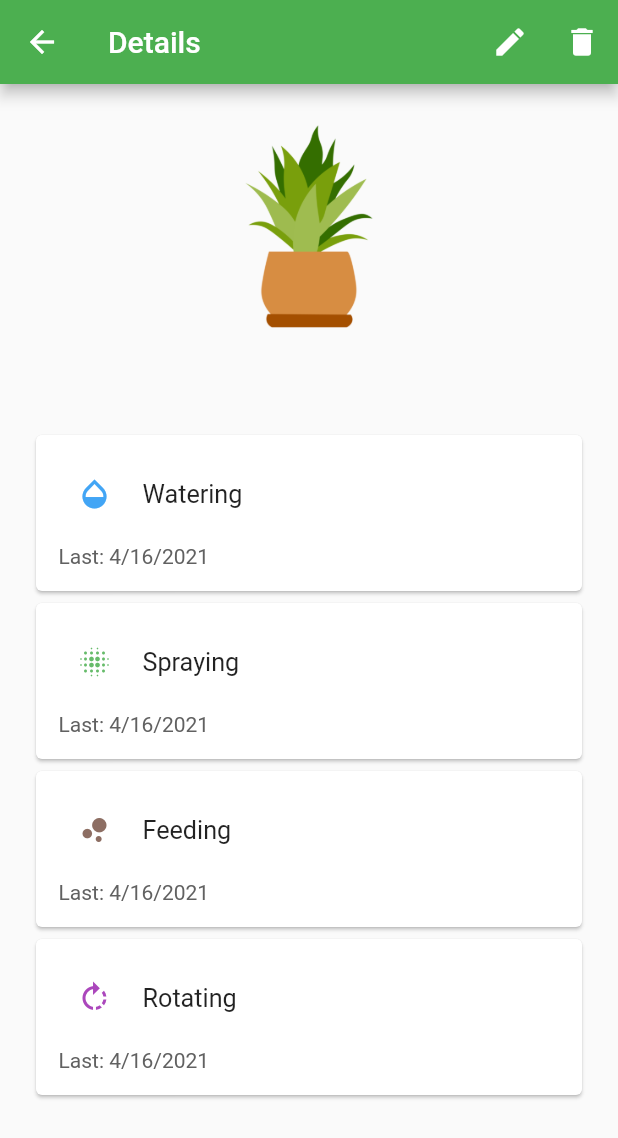
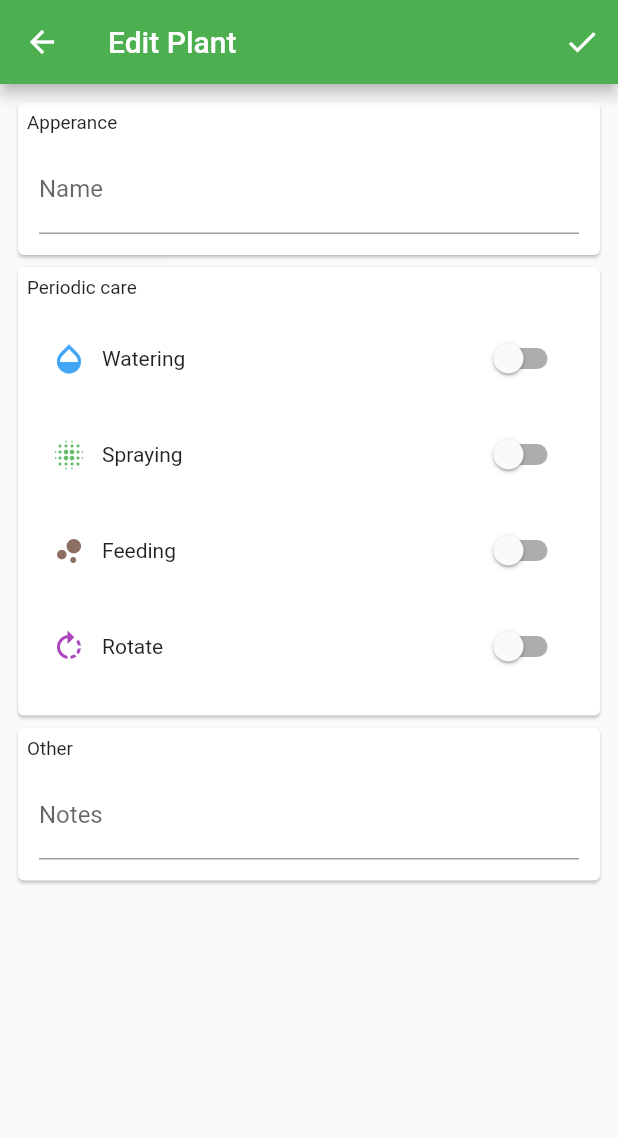
Before and after one commit to micro-bc/plant, a Flutter app: the PlantDetailsPage screen opened directly, after a tap on the "edit" icon, on a phone screen of 412 x 824 dp. Shown: the top 1138 px of the screen. Run offline on Flutter 3.47's test engine with Material 2 defaults, Android fonts, the phone set to English and light mode, and no system bars; our stand-ins replace equatable, flutter_local_notifications, localstorage.

Commit message:
Add edit plant page Move plant form to components

```diff
--- /dev/null
+++ b/lib/components/plant_form.dart
@@ -0,0 +1,111 @@
+import 'package:flutter/material.dart';
+import 'package:plant/models/plant.dart';
+import 'package:plant/utils/care_icons.dart';
+import 'package:provider/provider.dart';
+
+import 'care_input.dart';
+
+class PlantForm extends StatelessWidget {
+  @override
+  Widget build(BuildContext context) => Form(
+        child: Consumer<PlantModel>(
+          builder: (context, plant, child) => ListView(
+            padding: const EdgeInsets.all(8.0),
+            children: [
+              _FormGroup(
+                title: 'Apperance',
+                children: [
+                  TextFormField(
+                    decoration: const InputDecoration(
+                      labelText: 'Name',
+                      hintText: 'My plant',
+                    ),
+                    initialValue: plant.name,
+                    onChanged: (value) => plant.name = value,
+                    validator: (value) {
+                      if (value!.isEmpty) return 'Name cannot be empty!';
+                    },
+                  )
+                ],
+              ),
+              _FormGroup(
+                title: 'Periodic care',
+                children: [
+                  CareInput(
+                    careModel: plant.watering,
+                    leading: Icon(
+                      CareIcons.water,
+                      color: Colors.blue[400],
+                    ),
+                    name: 'Watering',
+                  ),
+                  CareInput(
+                    careModel: plant.spraying,
+                    leading: Icon(
+                      CareIcons.spray,
+                      color: Colors.green[400],
+                    ),
+                    name: 'Spraying',
+                  ),
+                  CareInput(
+                    careModel: plant.feeding,
+                    leading: Icon(
+                      CareIcons.feed,
+                      color: Colors.brown[400],
+                    ),
+                    name: 'Feeding',
+                  ),
+                  CareInput(
+                    careModel: plant.rotating,
+                    leading: Icon(
+                      CareIcons.rotate,
+                      color: Colors.purple[400],
+                    ),
+                    name: 'Rotate',
+                  ),
+                ],
+              ),
+              _FormGroup(
+                title: 'Other',
+                children: [
+                  TextFormField(
+                    decoration: const InputDecoration(labelText: 'Notes'),
+                    maxLines: null,
+                    initialValue: plant.notes,
+                    onChanged: (value) => plant.notes = value,
+                  ),
+                ],
+              ),
+            ],
+          ),
+        ),
+      );
+}
+
+class _FormGroup extends StatelessWidget {
+  final String title;
+  final List<Widget> children;
+
+  const _FormGroup({
+    Key? key,
+    required this.title,
+    this.children = const <Widget>[],
+  }) : super(key: key);
+
+  @override
+  Widget build(BuildContext context) => Card(
+        child: Container(
+          padding: const EdgeInsets.all(6.0),
+          child: Column(
+            crossAxisAlignment: CrossAxisAlignment.start,
+            children: [
+              Text(title, textScaleFactor: 0.9),
+              Padding(
+                padding: const EdgeInsets.all(8.0),
+                child: Column(children: children),
+              ),
+            ],
+          ),
+        ),
+      );
+}
--- a/lib/main.dart
+++ b/lib/main.dart
@@ -2,6 +2,7 @@ import 'package:flutter/material.dart';
 import 'package:plant/models/plant.dart';
 import 'package:plant/models/plants.dart';
 import 'package:plant/screens/add_plant_page.dart';
+import 'package:plant/screens/edit_plant_page.dart';
 import 'package:plant/screens/home_page.dart';
 import 'package:plant/screens/plant_details_page.dart';
 import 'package:plant/utils/notification_helper.dart';
@@ -39,14 +40,27 @@ class App extends StatelessWidget {
         '/add': (context) => AddPlantPage(),
       },
       onGenerateRoute: (settings) {
-        if (settings.name == '/details')
-          return MaterialPageRoute(
-            builder: (context) => ChangeNotifierProvider.value(
-              value: settings.arguments as PlantModel,
-              child: PlantDetailsPage(),
-            ),
-            settings: settings,
-          );
+        WidgetBuilder builder;
+
+        switch (settings.name) {
+          case '/details':
+            builder = (context) => ChangeNotifierProvider.value(
+                  value: settings.arguments as PlantModel,
+                  child: PlantDetailsPage(),
+                );
+            break;
+          case '/edit':
+            builder = (context) => ChangeNotifierProvider(
+                  create: (context) =>
+                      (settings.arguments as PlantModel).clone(),
+                  child: EditPlantPage(),
+                );
+            break;
+          default:
+            builder = (context) => Center(child: Text('404'));
+        }
+
+        return MaterialPageRoute(builder: builder, settings: settings);
       },
     );
   }
--- /dev/null
+++ b/lib/screens/edit_plant_page.dart
@@ -0,0 +1,51 @@
+import 'package:flutter/material.dart';
+import 'package:plant/components/plant_form.dart';
+import 'package:plant/models/plant.dart';
+import 'package:plant/models/plants.dart';
+import 'package:provider/provider.dart';
+
+class EditPlantPage extends StatelessWidget {
+  // TODO Form key provider
+  @override
+  Widget build(BuildContext context) => WillPopScope(
+        onWillPop: () => _onBackPressed(context),
+        child: Scaffold(
+          appBar: AppBar(
+            title: const Text('Edit Plant'),
+            actions: [
+              IconButton(
+                onPressed: () {
+                  // TODO Validate
+                  context
+                      .read<PlantsModel>()
+                      .add(context.read<PlantModel>().clone());
+                  Navigator.pop(context, true);
+                },
+                icon: const Icon(Icons.check),
+              )
+            ],
+          ),
+          body: PlantForm(),
+        ),
+      );
+}
+
+Future<bool> _onBackPressed(BuildContext context) {
+  return showDialog<bool>(
+    context: context,
+    builder: (context) => AlertDialog(
+      title: const Text('Are you sure?'),
+      content: const Text('This will discard the changes'),
+      actions: [
+        TextButton(
+          onPressed: () => Navigator.of(context).pop(false),
+          child: const Text('No'),
+        ),
+        TextButton(
+          onPressed: () => Navigator.of(context).pop(true),
+          child: const Text('Yes'),
+        ),
+      ],
+    ),
+  ).then((value) => value ?? false);
+}
--- a/lib/screens/plant_details_page.dart
+++ b/lib/screens/plant_details_page.dart
@@ -14,7 +14,11 @@ class PlantDetailsPage extends StatelessWidget {
         actions: [
           IconButton(
             icon: const Icon(Icons.edit),
-            onPressed: () {},
+            onPressed: () => Navigator.pushNamed(context, '/edit',
+                    arguments: context.read<PlantModel>())
+                .then((value) {
+              if (value as bool? ?? false) Navigator.pop(context);
+            }),
           ),
           IconButton(
             icon: const Icon(Icons.delete),
```
Also changed, not shown: lib/screens/add_plant_page.dart (+2 -109 lines).
